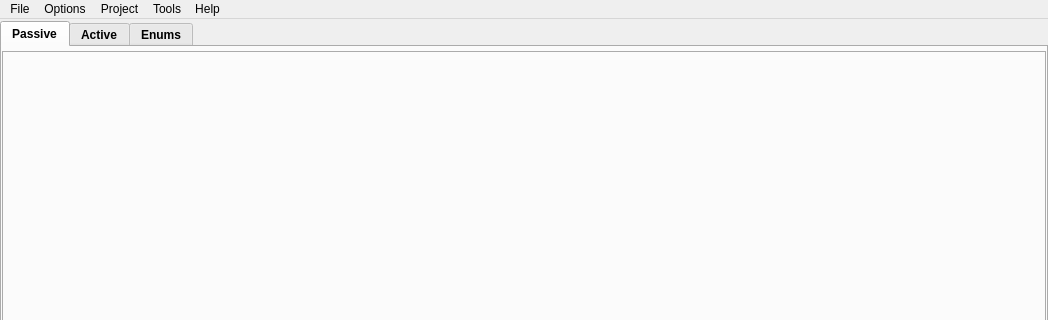
First picture: the form in sub3suite/src/MainWindow.ui, repository 3nock/OTE, before the edit; both pictures show x 0 to 1048 and y 0 to 320 of the 1048 by 695 pixel window.
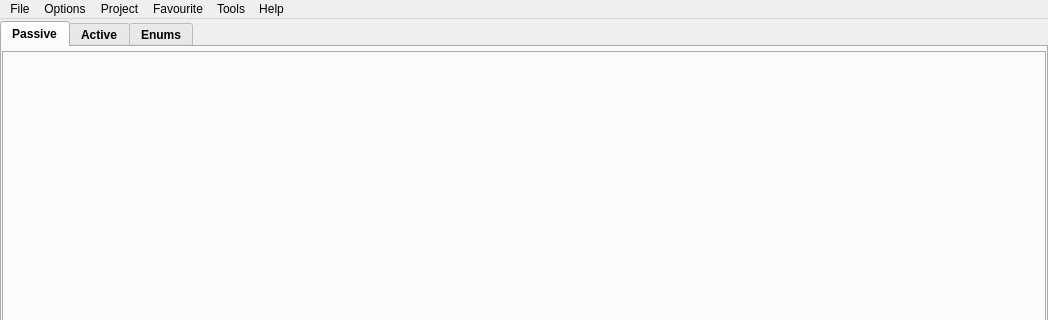
Second picture: the form after the edit. Icons and pictures are not drawn.

The edit to the form file:
```diff
--- a/sub3suite/src/MainWindow.ui
+++ b/sub3suite/src/MainWindow.ui
@@ -832,9 +832,16 @@
      <string>Tools</string>
     </property>
    </widget>
+   <widget class="QMenu" name="menuFavourite">
+    <property name="title">
+     <string>Favourite</string>
+    </property>
+    <addaction name="actionMassScan"/>
+   </widget>
    <addaction name="menuFile"/>
    <addaction name="menuConfig"/>
    <addaction name="menuProject"/>
+   <addaction name="menuFavourite"/>
    <addaction name="menuTools"/>
    <addaction name="menuHelp"/>
   </widget>
```
Left out of the diff: 5 changed lines with no effect on the pictures.
